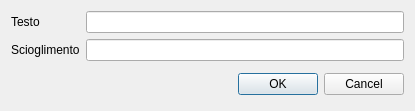
Old version of the form GestCollOnQt/GUI/Moneta/Descrizione/legendadialog.ui in the repository mirkoviviani76/gestcoll.
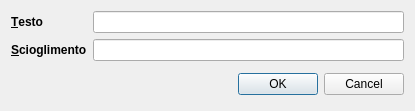
New version of the form. Custom widgets are drawn as their Qt base class.

Diff of the .ui file:
```diff
--- a/GestCollOnQt/GUI/Moneta/Descrizione/legendadialog.ui
+++ b/GestCollOnQt/GUI/Moneta/Descrizione/legendadialog.ui
@@ -19,8 +19,17 @@
    </property>
    <item row="0" column="0">
     <widget class="QLabel" name="label">
+     <property name="font">
+      <font>
+       <weight>75</weight>
+       <bold>true</bold>
+      </font>
+     </property>
      <property name="text">
-      <string>Testo</string>
+      <string>&amp;Testo</string>
+     </property>
+     <property name="buddy">
+      <cstring>testo</cstring>
      </property>
     </widget>
    </item>
@@ -29,8 +38,17 @@
    </item>
    <item row="1" column="0">
     <widget class="QLabel" name="label_2">
+     <property name="font">
+      <font>
+       <weight>75</weight>
+       <bold>true</bold>
+      </font>
+     </property>
      <property name="text">
-      <string>Scioglimento</string>
+      <string>&amp;Scioglimento</string>
+     </property>
+     <property name="buddy">
+      <cstring>scioglimento</cstring>
      </property>
     </widget>
    </item>
```
